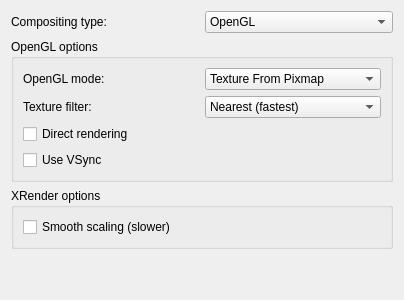
This is kcmkwin/kwincompositing/advanced.ui in KDE/kwin as Qt 5 draws it before an edit. The edited form follows.
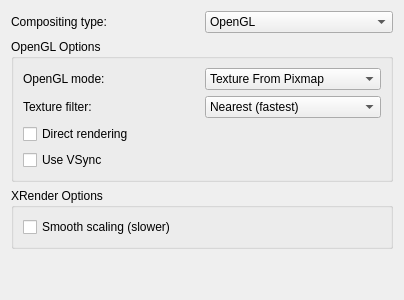
This is the edited form.

What changed in the file:
```diff
--- a/kcmkwin/kwincompositing/advanced.ui
+++ b/kcmkwin/kwincompositing/advanced.ui
@@ -38,7 +38,7 @@
    <item>
     <widget class="QGroupBox" name="glGroup" >
      <property name="title" >
-      <string>OpenGL options</string>
+      <string>OpenGL Options</string>
      </property>
      <layout class="QVBoxLayout" >
       <item>
@@ -121,7 +121,7 @@
    <item>
     <widget class="QGroupBox" name="xrenderGroup" >
      <property name="title" >
-      <string>XRender options</string>
+      <string>XRender Options</string>
      </property>
      <layout class="QVBoxLayout" >
       <item>
```
